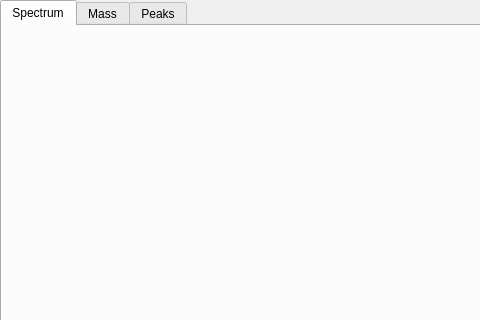
Above: src/gui/plots_qt.ui from odile9999/asan before the change; both pictures show x 0 to 480 and y 0 to 320 of the 800 by 500 pixel window. Below: the same form after it.
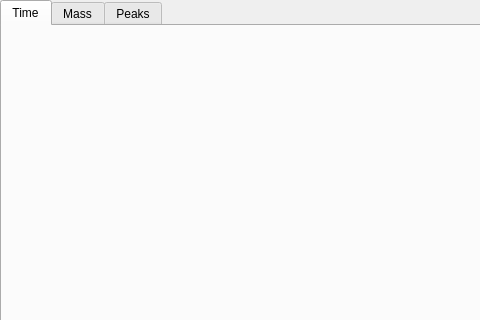
That is the form after the change.

```diff
--- a/src/gui/plots_qt.ui
+++ b/src/gui/plots_qt.ui
@@ -36,7 +36,7 @@
   </property>
   <widget class="QWidget" name="tab_Spectrum">
    <attribute name="title">
-    <string>Spectrum</string>
+    <string>Time</string>
    </attribute>
    <layout class="QVBoxLayout" name="verticalLayout_2"/>
   </widget>
```
